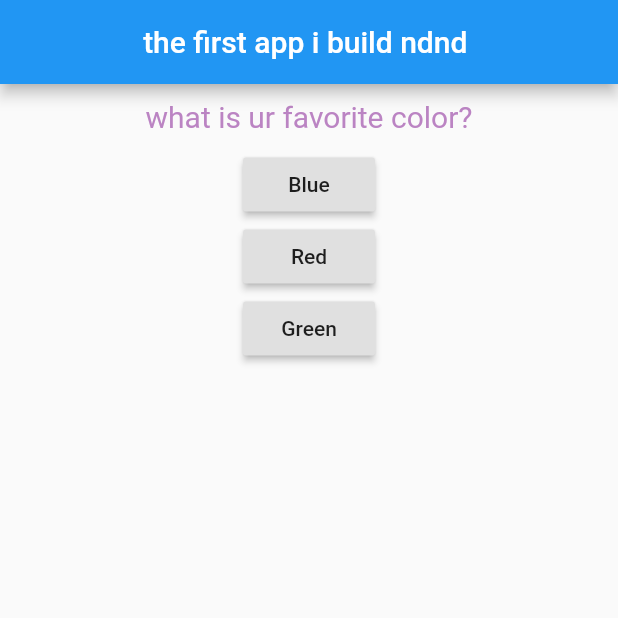
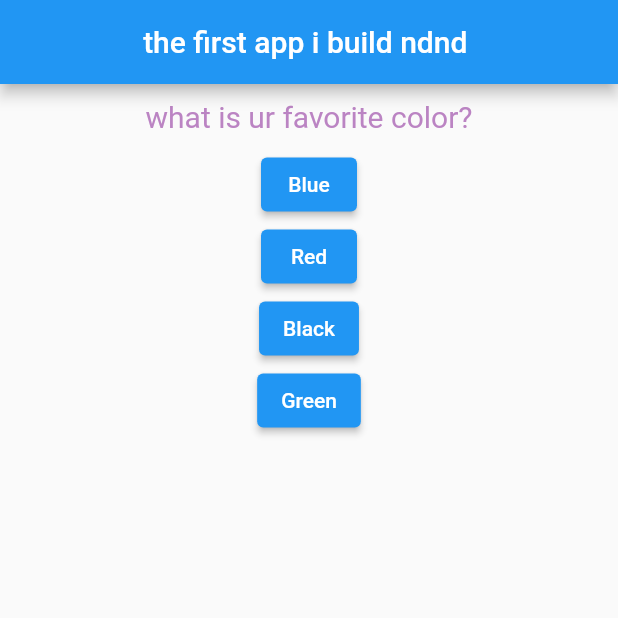
Before and after one commit to Ahmedfetni/basics_of_flutter, a Flutter app: the screen it shows after launch, on a phone screen of 412 x 824 dp, the top half of it. Run offline on Flutter 3.47's test engine with Material 2 defaults, Android fonts, the light colour scheme and no system bars.

Commit message:
just another commit

```diff
--- /dev/null
+++ b/lib/answer.dart
@@ -0,0 +1,17 @@
+import 'package:flutter/material.dart';
+
+class Answer extends StatelessWidget {
+  final Function selectHandler;
+  final String theAnswer;
+  const Answer(this.selectHandler, this.theAnswer, {Key? key})
+      : super(key: key);
+
+  @override
+  Widget build(BuildContext context) {
+    return Container(
+        child: ElevatedButton(
+      child: Text(theAnswer),
+      onPressed: () => selectHandler(),
+    ));
+  }
+}
--- a/lib/main.dart
+++ b/lib/main.dart
@@ -1,4 +1,5 @@
 import 'package:flutter/material.dart';
+import 'answer.dart';
 import 'question.dart';
 
 void main() {
@@ -8,7 +9,6 @@ void main() {
 class App extends StatefulWidget {
   @override
   State<StatefulWidget> createState() {
-    // TODO: implement createState
     return AppState();
   }
   //App({Key? key}) : super(key: key);
@@ -18,10 +18,11 @@ class App extends StatefulWidget {
 class AppState extends State<App> {
   //final appBarBackgroudClor = Color(0x000000);
   var index = 0;
-  var questions = ["what is ur favorite color?", "what is ur favorite animal?"];
-  var button1 = ["Blue", "fish"];
-  var button2 = ["Red", "cat"];
-  var button3 = ["Green", "dog"];
+  //var questions = ["what is ur favorite color?", "what is ur favorite animal?"];
+  //var button1 = ["Blue", "fish"];
+  //var button2 = ["Red", "cat"];
+  //var button3 = ["Green", "dog"];
+
   void answerQuestion() {
     setState(() {
       if (index == 0) {
@@ -34,6 +35,16 @@ class AppState extends State<App> {
 
   @override
   Widget build(BuildContext context) {
+    List<Map<String, dynamic>>  questions = [
+    {
+      "question": "what is ur favorite color?",
+      "answers": ["Blue", "Red", "Black", "Green"],
+    },
+    {
+      "question": "what is ur favorite animal?",
+      "answers": ["Snake", "Fish", "Cat", "Dog"],
+    },
+  ];
     return MaterialApp(
         home: Scaffold(
       appBar: AppBar(
@@ -45,21 +56,17 @@ class AppState extends State<App> {
       ),
       body: Column(
         children: <Widget>[
-              Question(questions.elementAt(index)),
-              RaisedButton(
-                child: Text(button1.elementAt(index)),
-                onPressed: answerQuestion,
+          question(
+            questions[index]['question'],
           ),
-              RaisedButton(
-                child: Text(button2.elementAt(index)),
-                onPressed: answerQuestion,
+          ...(questions[index]["answers"] as List<String>)
+          .map(
+            (answer){
+            return   Answer(answerQuestion,answer);
+          }
+          ).toList(),
+        ],
       ),
-              RaisedButton(
-                child: Text(button3.elementAt(index)),
-                onPressed: answerQuestion,
-              ),
-            ],
-          )),
-    );
+    ));
   }
 }
--- a/lib/question.dart
+++ b/lib/question.dart
@@ -1,14 +1,17 @@
 import 'package:flutter/material.dart';
 
-class Question extends StatelessWidget {
+class question extends StatelessWidget {
   final String questionText;
-  Question(this.questionText);
+
+  question(this.questionText,  {Key? key})
+      : super(key: key);
 
   @override
   Widget build(BuildContext context) {
+
     return Container(
       width: double.infinity,
-      margin: EdgeInsets.all(10),
+      margin: const EdgeInsets.all(10),
       child: Text(
         questionText,
         style: TextStyle(
```
Lines whose indentation alone changed are shown as unchanged.
